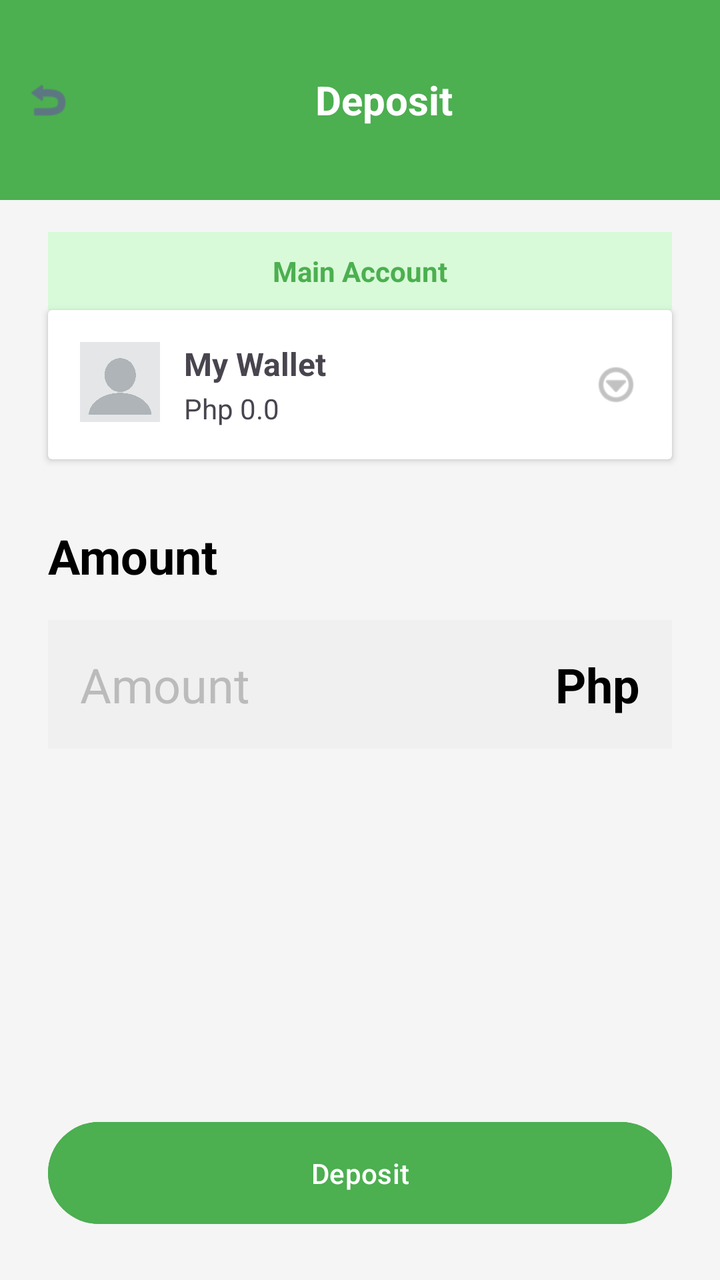
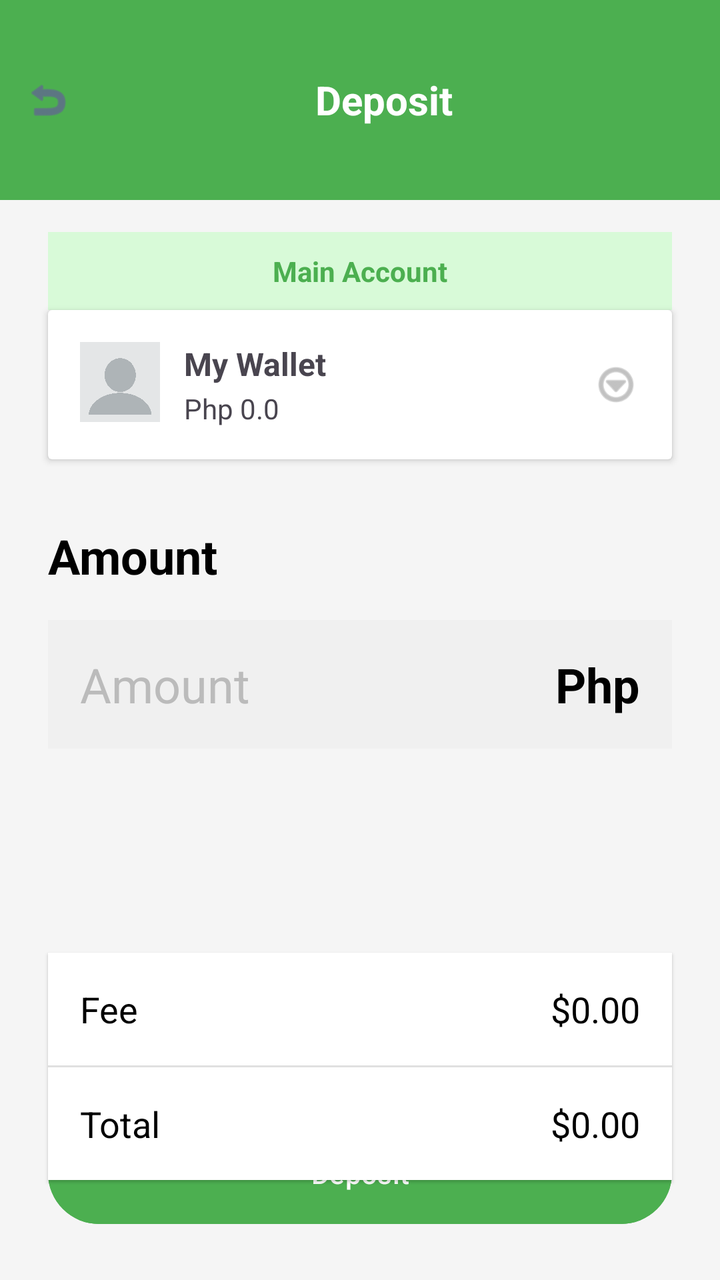

Before-and-after screenshots of an Android layout around one commit, followed by the original layout XML and the change that was made.
<!-- AndroidManifest.xml: application theme Theme.WealthLink -->
<!-- res/layout/activity_deposit_amount.xml -->
<?xml version="1.0" encoding="utf-8"?>
<RelativeLayout xmlns:android="http://schemas.android.com/apk/res/android"
    xmlns:app="http://schemas.android.com/apk/res-auto"
    android:layout_width="match_parent"
    android:layout_height="match_parent"
    android:background="#F5F5F5"
    android:id="@+id/main">

    
    <LinearLayout
        android:id="@+id/header"
        android:layout_width="match_parent"
        android:layout_height="100dp"
        android:background="@drawable/header_bg"
        android:orientation="horizontal"
        android:paddingStart="12dp"
        android:paddingEnd="12dp"
        android:gravity="center_vertical">

        <Button
            android:layout_width="24dp"
            android:layout_height="24dp"
            android:background="@android:drawable/ic_menu_revert"
            android:tint="@android:color/white"
            android:padding="0dp"
            android:id="@+id/btnBack"/>

        <TextView
            android:layout_width="match_parent"
            android:layout_height="wrap_content"
            android:text="Deposit"
            android:textSize="20sp"
            android:textStyle="bold"
            android:textColor="@android:color/white"
            android:gravity="center" />
    </LinearLayout>

    
    <TextView
        android:id="@+id/tvMainLabel"
        android:layout_below="@id/header"
        android:layout_width="match_parent"
        android:layout_height="wrap_content"
        android:background="#D8FAD8"
        android:text="Main Account"
        android:gravity="center"
        android:padding="10dp"
        android:textColor="#4CAF50"
        android:textStyle="bold"
        android:layout_marginTop="16dp"
        android:layout_marginStart="24dp"
        android:layout_marginEnd="24dp"
        android:backgroundTintMode="src_in"
        android:backgroundTint="#D8FAD8" />

    
    <androidx.cardview.widget.CardView
        android:id="@+id/cardMainAccount"
        android:layout_width="match_parent"
        android:layout_height="wrap_content"
        android:layout_below="@id/tvMainLabel"
        android:layout_marginStart="24dp"
        android:layout_marginEnd="24dp"
        android:elevation="4dp"
        >

        <RelativeLayout
            android:layout_width="match_parent"
            android:layout_height="wrap_content"
            android:padding="16dp">

            <ImageView
                android:id="@+id/ivMainAccountIcon"
                android:layout_width="40dp"
                android:layout_height="40dp"
                android:src="@drawable/profile_pic"
                android:contentDescription="account icon" />

            <LinearLayout
                android:layout_width="wrap_content"
                android:layout_height="wrap_content"
                android:orientation="vertical"
                android:layout_toEndOf="@id/ivMainAccountIcon"
                android:layout_marginStart="12dp">

                <TextView
                    android:id="@+id/tvMainBankName"
                    android:layout_width="wrap_content"
                    android:layout_height="wrap_content"
                    android:text="My Wallet"
                    android:textStyle="bold"
                    android:textSize="16sp" />

                <TextView
                    android:id="@+id/tvBalance"
                    android:layout_width="wrap_content"
                    android:layout_height="wrap_content"
                    android:text="Php 0.0"
                    android:textSize="14sp"
                    android:layout_marginTop="2dp" />
            </LinearLayout>

            <ImageView
                android:id="@+id/ivMainMenu"
                android:layout_width="24dp"
                android:layout_height="24dp"
                android:src="@android:drawable/ic_menu_more"
                android:layout_alignParentEnd="true"
                android:layout_centerVertical="true"
                android:contentDescription="menu"
                app:tint="#999999" />
        </RelativeLayout>
    </androidx.cardview.widget.CardView>

    
    <TextView
        android:id="@+id/tvAmountLabel"
        android:layout_width="wrap_content"
        android:layout_height="wrap_content"
        android:text="Amount"
        android:textSize="24sp"
        android:textStyle="bold"
        android:textColor="#000000"
        android:layout_below="@id/cardMainAccount"
        android:layout_marginTop="32dp"
        android:layout_marginStart="24dp" />

    
    <RelativeLayout
        android:id="@+id/amountInputContainer"
        android:layout_width="match_parent"
        android:layout_height="wrap_content"
        android:layout_below="@id/tvAmountLabel"
        android:layout_marginTop="16dp"
        android:layout_marginStart="24dp"
        android:layout_marginEnd="24dp"
        android:background="#F0F0F0"
        android:padding="16dp">

        <EditText
            android:id="@+id/etAmount"
            android:layout_width="match_parent"
            android:layout_height="wrap_content"
            android:layout_toStartOf="@id/tvCurrency"
            android:background="@null"
            android:hint="Amount"
            android:inputType="numberDecimal"
            android:textSize="24sp"
            android:textColorHint="#BBBBBB" />

        <TextView
            android:id="@+id/tvCurrency"
            android:layout_width="wrap_content"
            android:layout_height="wrap_content"
            android:layout_alignParentEnd="true"
            android:text="Php"
            android:textSize="24sp"
            android:textStyle="bold"
            android:textColor="#000000" />
    </RelativeLayout>


    
    <Button
        android:id="@+id/btnDeposit"
        android:layout_width="match_parent"
        android:layout_height="wrap_content"
        android:text="Deposit"
        android:layout_alignParentBottom="true"
        android:layout_margin="24dp"
        android:backgroundTint="#4CAF50"
        android:textColor="@android:color/white"
        android:elevation="2dp"
        android:padding="16dp" />

    <LinearLayout
        android:id="@+id/depositDialog"
        android:layout_width="300dp"
        android:layout_height="300dp"
        android:orientation="vertical"
        android:gravity="center"
        android:background="@android:color/white"
        android:padding="24dp"
        android:visibility="gone"
        android:elevation="8dp"
        android:layout_margin="16dp"
        android:clipToOutline="true"
        android:outlineProvider="background"
        app:layout_constraintTop_toTopOf="parent"
        app:layout_constraintBottom_toBottomOf="parent"
        app:layout_constraintStart_toStartOf="parent"
        app:layout_constraintEnd_toEndOf="parent">

        <View
            android:layout_width="96dp"
            android:layout_height="96dp"
            android:layout_gravity="center"
            android:backgroundTint="#A5F3AC"
            android:background="@android:color/holo_green_light" />

        <TextView
            android:layout_width="wrap_content"
            android:layout_height="wrap_content"
            android:text="Account Added!"
            android:textSize="18sp"
            android:textStyle="bold"
            android:textColor="#1A1A2E"
            android:layout_marginTop="24dp" />
    </LinearLayout>
</RelativeLayout>
<!-- resources referenced by this layout -->
<resources>
  <!-- drawable header_bg (drawable) -->
  <shape xmlns:android="http://schemas.android.com/apk/res/android" android:shape="rectangle">
      <solid android:color="#4CAF50"/>
  </shape>
  <!-- drawable profile_pic: png bitmap (drawable, 37098 bytes) -->
  <style name="Theme.WealthLink" parent="Base.Theme.WealthLink" />
  <style name="Base.Theme.WealthLink" parent="Theme.Material3.DayNight.NoActionBar">
          
          
      </style>
</resources>

<!-- the commit's change to res/layout/activity_deposit_amount.xml (unified diff, before → after) -->
@@ -159,8 +159,77 @@
             android:textColor="#000000" />
     </RelativeLayout>
 
-
-    
+    
+
+
+    
+
+    <RelativeLayout
+        android:id="@+id/feesAndtotal"
+        android:layout_width="match_parent"
+        android:layout_height="wrap_content"
+        android:layout_below="@id/amountInputContainer"
+        android:layout_marginTop="102dp"
+        android:layout_marginStart="24dp"
+        android:layout_marginEnd="24dp"
+        android:background="@android:color/white"
+        android:elevation="1dp">
+
+        <TextView
+            android:id="@+id/tvFeeLabel"
+            android:layout_width="wrap_content"
+            android:layout_height="wrap_content"
+            android:layout_marginStart="16dp"
+            android:layout_marginTop="16dp"
+            android:text="Fee"
+            android:textColor="#000000"
+            android:textSize="18sp" />
+
+        <TextView
+            android:id="@+id/tvFeeAmount"
+            android:layout_width="wrap_content"
+            android:layout_height="wrap_content"
+            android:layout_alignBaseline="@id/tvFeeLabel"
+            android:layout_alignParentEnd="true"
+            android:layout_marginEnd="16dp"
+            android:text="$0.00"
+            android:textColor="#000000"
+            android:textSize="18sp" />
+
+
+        <View
+            android:id="@+id/divider"
+            android:layout_width="match_parent"
+            android:layout_height="1dp"
+            android:layout_below="@id/tvFeeLabel"
+            android:layout_marginTop="16dp"
+            android:background="#E0E0E0" />
+
+
+        <TextView
+            android:id="@+id/tvTotalLabel"
+            android:layout_width="wrap_content"
+            android:layout_height="wrap_content"
+            android:layout_below="@id/divider"
+            android:layout_marginStart="16dp"
+            android:layout_marginTop="16dp"
+            android:layout_marginBottom="16dp"
+            android:text="Total"
+            android:textColor="#000000"
+            android:textSize="18sp" />
+
+        <TextView
+            android:id="@+id/tvTotalAmount"
+            android:layout_width="wrap_content"
+            android:layout_height="wrap_content"
+            android:layout_alignBaseline="@id/tvTotalLabel"
+            android:layout_alignParentEnd="true"
+            android:layout_marginEnd="16dp"
+            android:text="$0.00"
+            android:textColor="#000000"
+            android:textSize="18sp" />
+    </RelativeLayout>
+
     <Button
         android:id="@+id/btnDeposit"
         android:layout_width="match_parent"
